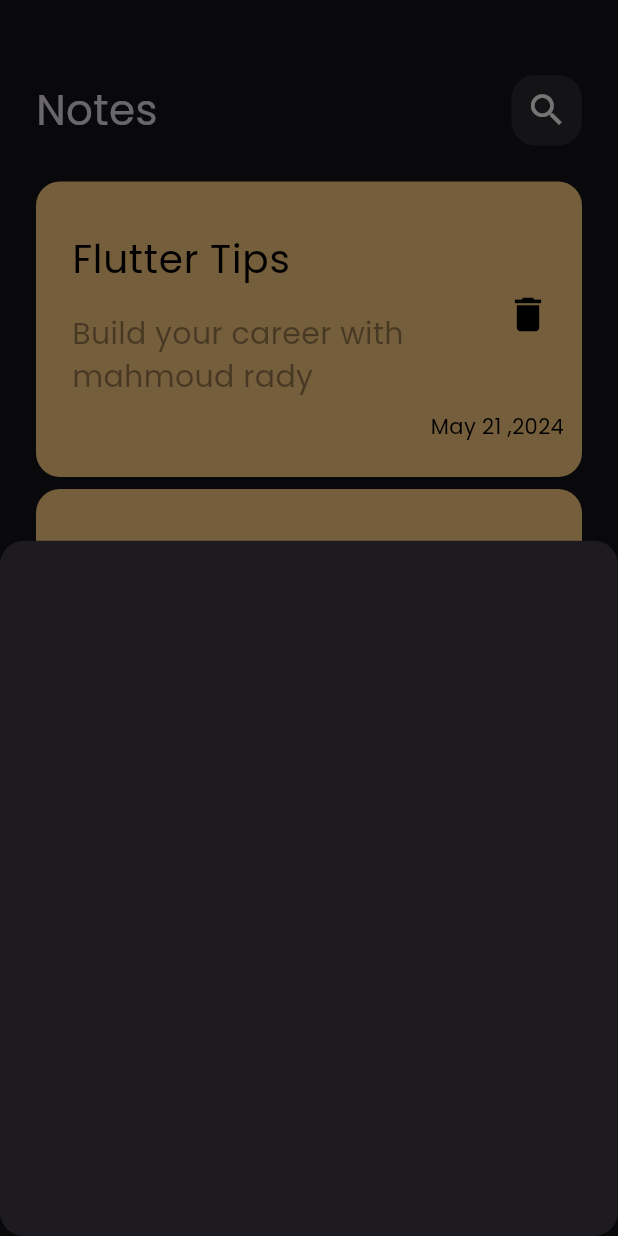
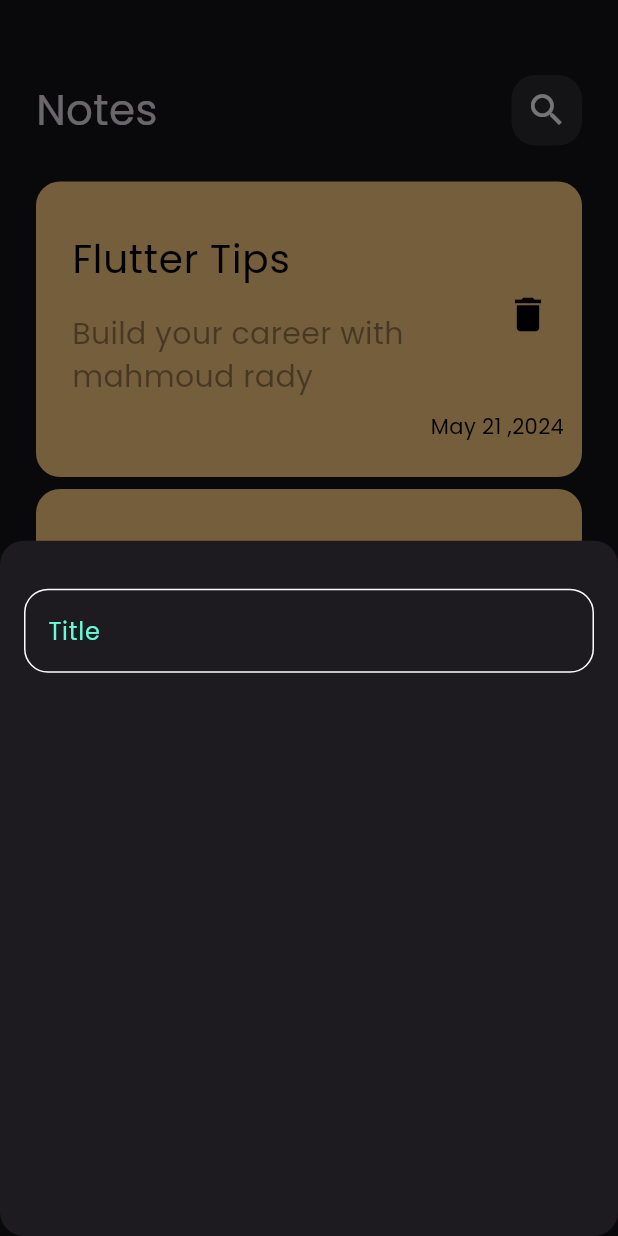
Before and after one commit to Mahmoud031/notes_app, a Flutter app: the screen it shows after launch, after a tap on the "add" icon, on a phone screen of 412 x 824 dp. Run offline on Flutter 3.47's test engine with Material 3 defaults, Android fonts, the phone set to English and light mode, and no system bars.

Commit message:
note bottom sheet

```diff
--- a/lib/widgets/add_note_bottom_sheet.dart
+++ b/lib/widgets/add_note_bottom_sheet.dart
@@ -1,10 +1,20 @@
 import 'package:flutter/material.dart';
+import 'package:notes_app/widgets/custom_text_field.dart';
 
 class AddNoteBottomSheet extends StatelessWidget {
   const AddNoteBottomSheet({super.key});
 
   @override
   Widget build(BuildContext context) {
-    return Container();
+    return Padding(
+      padding: const EdgeInsets.symmetric(horizontal: 16.0),
+      child: Column(
+        children:[
+          SizedBox(height: 32,),
+          CustomTextField()
+
+        ],
+      ),
+    );
   }
 }
```
